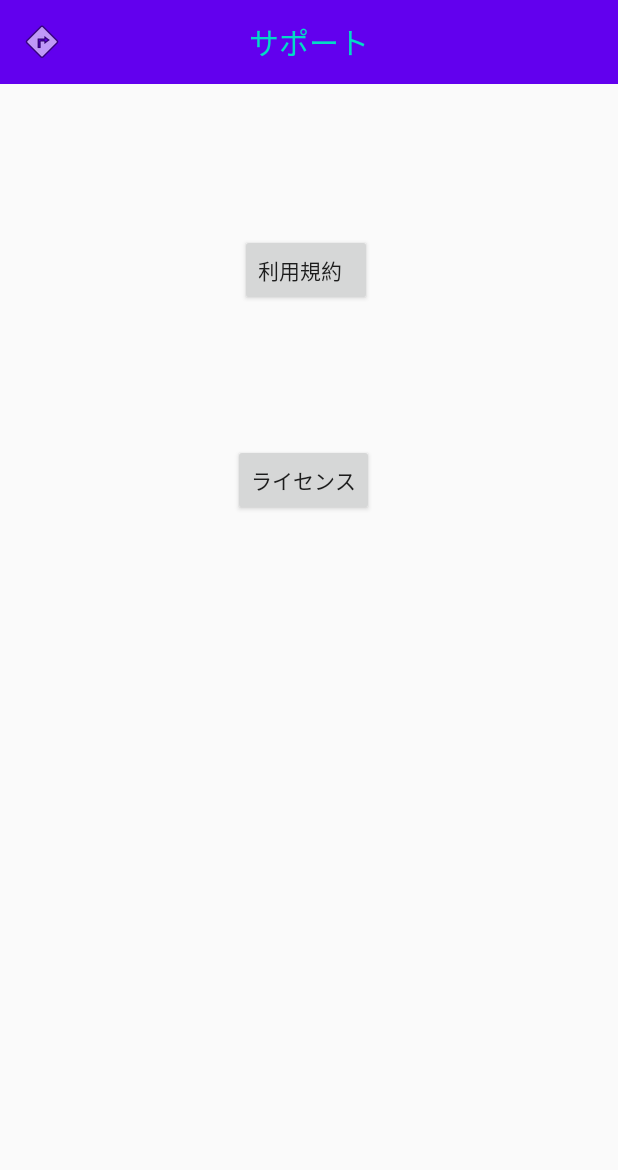
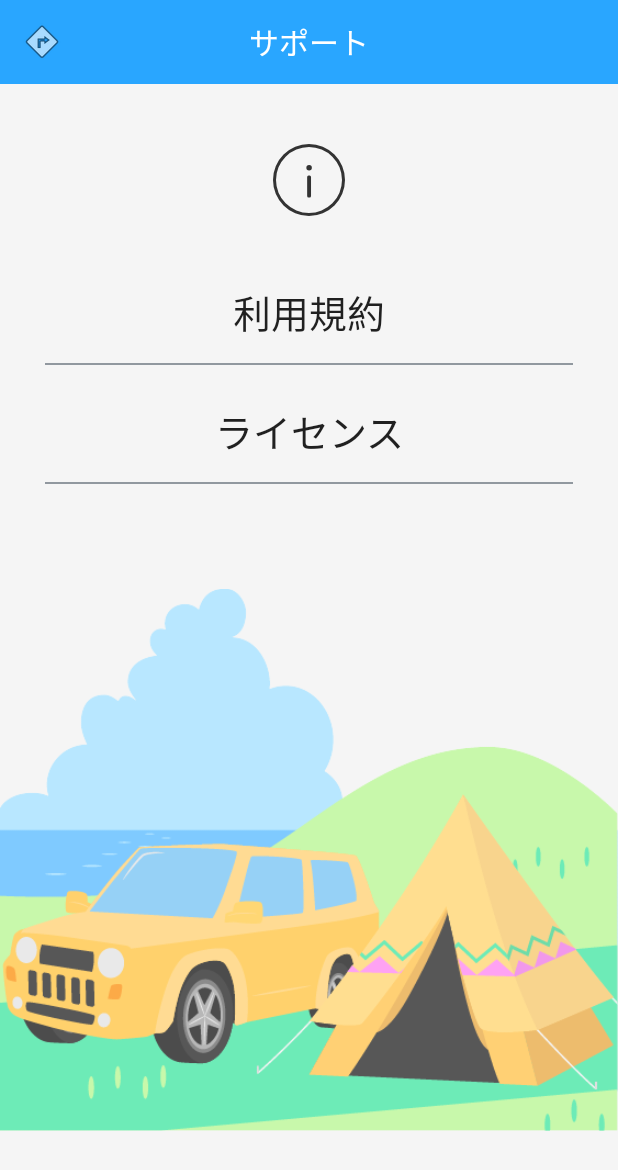
Before and after one commit to MizuhoFue/DriveRecordAppAndroid, an Android app: the SupportActivity screen opened directly, with no data from a screen before it, on a phone screen of 412 x 824 dp. Shown: the top 1170 px of the screen. Run offline under Robolectric (Android 15) with nearby library versions, the phone set to English and light mode, and no system bars.

Commit message:
サポート画面のデザイン組み込み、ツールバーの色をcolor.xmlで設定

```diff
--- /dev/null
+++ b/app/src/main/res/drawable/ic_info_b_icon.xml
@@ -0,0 +1,12 @@
+<vector xmlns:android="http://schemas.android.com/apk/res/android"
+    android:width="48dp"
+    android:height="48dp"
+    android:viewportWidth="48"
+    android:viewportHeight="48">
+  <path
+      android:pathData="M24,2A22,22 0,1 1,2 24,22 22,0 0,1 24,2m0,-2A24,24 0,1 0,48 24,24 24,0 0,0 24,0Z"
+      android:fillColor="#333"/>
+  <path
+      android:pathData="M25.9,15.86a1.83,1.83 0,1 1,-1.81 -1.81A1.79,1.79 0,0 1,25.9 15.86ZM22.77,22.24A1.16,1.16 0,0 1,24.06 21a1.16,1.16 0,0 1,1.29 1.23L25.35,34.5a1.16,1.16 0,0 1,-1.29 1.23,1.16 1.16,0 0,1 -1.29,-1.23Z"
+      android:fillColor="#333"/>
+</vector>
--- a/app/src/main/res/layout/activity_support.xml
+++ b/app/src/main/res/layout/activity_support.xml
@@ -1,11 +1,11 @@
-<?xml version="1.0" encoding="utf-8"?>
-<!--toolbarのid変えました-->
+<?xml version="1.0" encoding="utf-8"?><!--デザイン組み込み-->
 <LinearLayout xmlns:android="http://schemas.android.com/apk/res/android"
     xmlns:app="http://schemas.android.com/apk/res-auto"
     android:layout_width="match_parent"
     android:layout_height="match_parent"
     android:layout_gravity="center_horizontal"
-    android:orientation="vertical">
+    android:orientation="vertical"
+    android:background="@color/backGround">
 
     <androidx.appcompat.widget.Toolbar
         android:id="@+id/drive_toolbars"
@@ -13,7 +13,7 @@
         android:layout_height="?attr/actionBarSize"
         android:background="?attr/colorPrimary"
         app:theme="@style/ThemeOverlay.AppCompat.ActionBar"
-        app:titleTextColor="@color/colorPrimary">
+        app:titleTextColor="@color/colorAccent">
 
         <RelativeLayout
             android:layout_width="wrap_content"
@@ -32,25 +32,56 @@
 
     </androidx.appcompat.widget.Toolbar>
 
-    <Button
+    <androidx.appcompat.widget.AppCompatImageView
+        android:layout_width="wrap_content"
+        android:layout_height="wrap_content"
+        android:src="@drawable/ic_info_b_icon"
+        android:layout_gravity="center"
+        android:layout_marginTop="40dp" />
+
+    <androidx.appcompat.widget.AppCompatButton
         android:id="@+id/policies"
         android:layout_width="wrap_content"
         android:layout_height="wrap_content"
-        android:layout_alignParentBottom="true"
-        android:layout_marginStart="160dp"
-        android:layout_marginTop="100dp"
-        android:layout_marginBottom="92dp"
-        android:gravity="center_vertical"
+        android:layout_marginTop="40dp"
+        android:layout_marginBottom="10dp"
+        android:layout_gravity="center"
+        android:background="@null"
+        android:textSize="25dp"
         android:text="@string/rules" />
 
-    <Button
+    <!--ライン追加-->
+    <View
+        android:layout_width="wrap_content"
+        android:layout_height="1dp"
+        android:background="#91989F"
+        android:layout_marginStart="30dp"
+        android:layout_marginEnd="30dp"
+        android:layout_gravity="center" />
+
+    <androidx.appcompat.widget.AppCompatButton
         android:id="@+id/license"
         android:layout_width="wrap_content"
         android:layout_height="wrap_content"
-        android:layout_alignParentBottom="true"
-        android:layout_marginStart="155dp"
-        android:layout_marginBottom="50dp"
-        android:gravity="center_vertical"
+        android:layout_marginTop="20dp"
+        android:layout_marginBottom="10dp"
+        android:layout_gravity="center"
+        android:background="@null"
+        android:textSize="25dp"
         android:text="@string/license" />
 
+    <!--ライン追加 widthいじるより左右にマージンいれる-->
+    <View
+        android:layout_width="wrap_content"
+        android:layout_height="1dp"
+        android:background="#91989F"
+        android:layout_marginStart="30dp"
+        android:layout_marginEnd="30dp"
+        android:layout_gravity="center" />
+
+    <androidx.appcompat.widget.AppCompatImageView
+        android:layout_width="match_parent"
+        android:layout_height="match_parent"
+        android:src="@drawable/car_tent"
+        android:scaleType="fitCenter" />
 </LinearLayout>
--- a/app/src/main/res/values/colors.xml
+++ b/app/src/main/res/values/colors.xml
@@ -1,6 +1,9 @@
 <?xml version="1.0" encoding="utf-8"?>
 <resources>
-    <color name="colorPrimary">#6200EE</color>
-    <color name="colorPrimaryDark">#3700B3</color>
-    <color name="colorAccent">#03DAC5</color>
+    <color name="colorPrimary">#29A6FF</color>
+    <color name="colorPrimaryDark">#29A6FF</color>
+    <color name="colorAccent">#FFFFFF</color>
+    <!--ダイアログのボタンについてもこの色が使われている。TODO style.xmlと合わせてダイアログ用の色を別途必要-->
+    <!--アプリの背景 親レイアウト（LinearかRelative）の中でbackground="@color/backGround"で反映-->
+    <color name="backGround">#F5F5F5</color>
 </resources>
```
Also changed, not shown: app/src/main/res/drawable/ic_car_tent.xml (added, +363 -0 lines), app/src/main/res/drawable-hdpi/car_tent.png (added), app/src/main/res/drawable-xhdpi/car_tent.png (added), app/src/main/res/drawable-xxhdpi/car_tent.png (added), app/src/main/res/drawable-xxxhdpi/car_tent.png (added).
